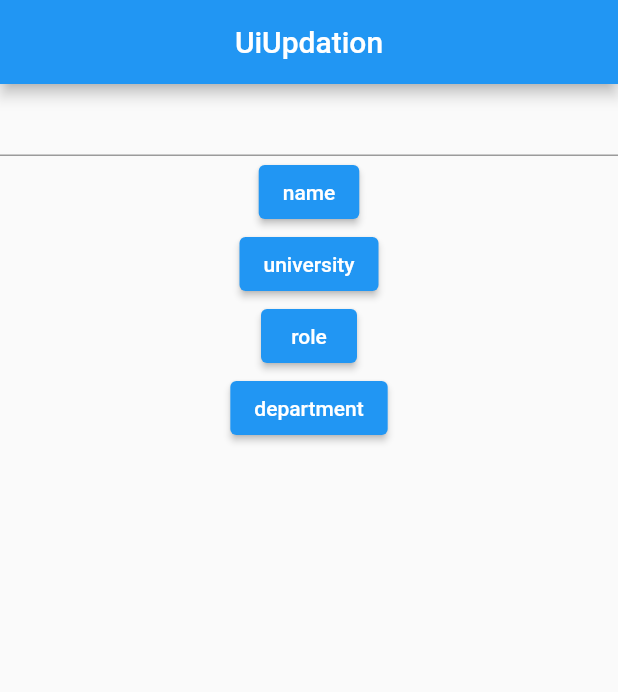
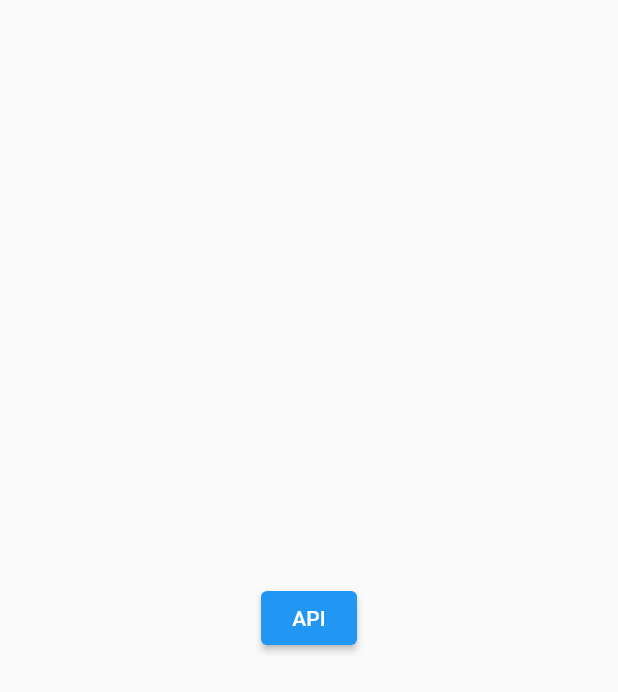
Before and after one commit to AKASH-ROYAL/flutterTraining_June_July, a Flutter app: the screen it shows after launch, on a phone screen of 412 x 824 dp. Shown: the top 692 px of the screen. Run offline on Flutter 3.47's test engine with Material 2 defaults, Android fonts, the phone set to English and light mode, and no system bars.

```diff
--- a/lib/main.dart
+++ b/lib/main.dart
@@ -1,7 +1,9 @@
 import 'package:flutter/material.dart';
 import 'package:trainingproject/testPurpose.dart';
 import 'package:trainingproject/view/06082023.dart';
+import 'package:trainingproject/view/07092023.dart';
 import 'package:trainingproject/view/Functions.dart';
+import 'package:trainingproject/view/tooltipbundle.dart';
 
 import 'view/TaskTwoResult.dart';
 import 'view/myFirstApp.dart';
@@ -9,6 +11,6 @@ import 'view/myFirstApp.dart';
 void main() {
   runApp(MaterialApp(
     debugShowCheckedModeBanner: false,
-    home: UiUpdation(),
+    home: ApiIntegration(),
   ));
 }
--- /dev/null
+++ b/lib/view/07092023.dart
@@ -0,0 +1,34 @@
+import 'dart:convert';
+
+import 'package:flutter/material.dart';
+import 'package:http/http.dart' as http;
+
+class ApiIntegration extends StatefulWidget {
+  const ApiIntegration({super.key});
+
+  @override
+  State<ApiIntegration> createState() => _ApiIntegrationState();
+}
+
+class _ApiIntegrationState extends State<ApiIntegration> {
+  @override
+  Widget build(BuildContext context) {
+    return Scaffold(
+      body: Center(
+        child: ElevatedButton(
+          onPressed: () async {
+            print("This method has started");
+            var response = await http.get(
+                Uri.parse("https://api.predic8.de/shop/v2/vendors/2/products"));
+            var body = jsonDecode(response.body);
+            print(body);
+            print(body['meta']);
+            print(body['products']);
+            print("API");
+          },
+          child: Text("API"),
+        ),
+      ),
+    );
+  }
+}
--- a/pubspec.yaml
+++ b/pubspec.yaml
@@ -38,6 +38,8 @@ dependencies:
   shared_preferences: ^2.2.0
   el_tooltip: ^2.0.0
   velocity_x: ^4.1.1
+  just_the_tooltip: ^0.0.12
+  http: ^1.1.0
 
 dev_dependencies:
   flutter_test:
```
Also changed, not shown: pubspec.lock.
